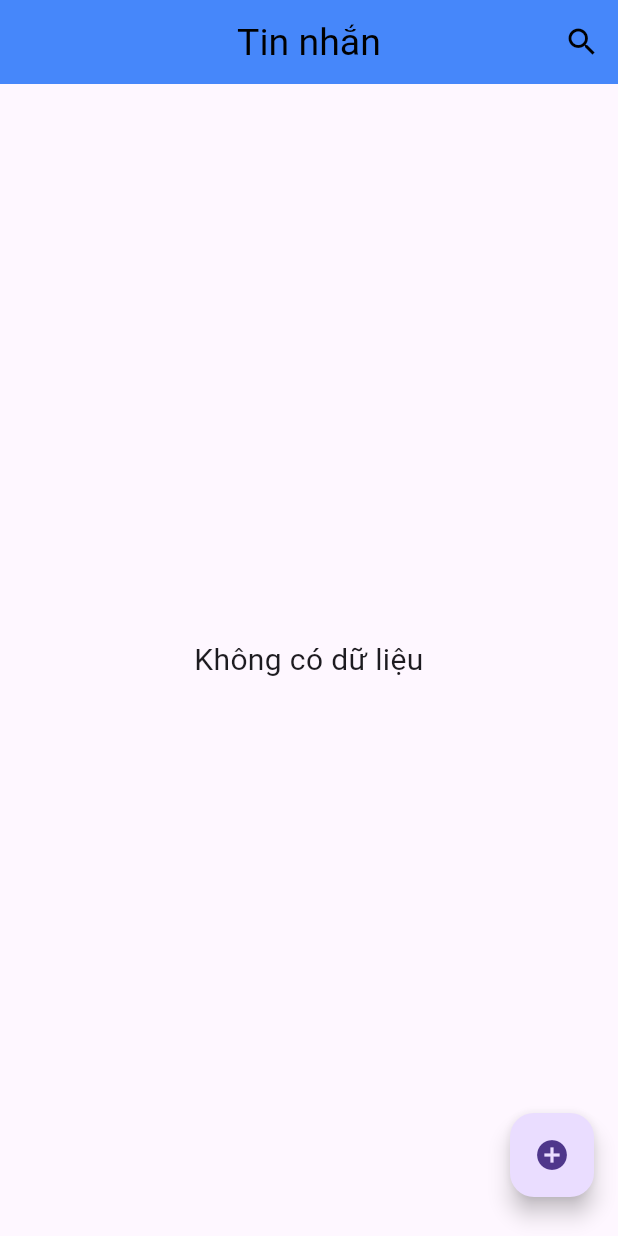
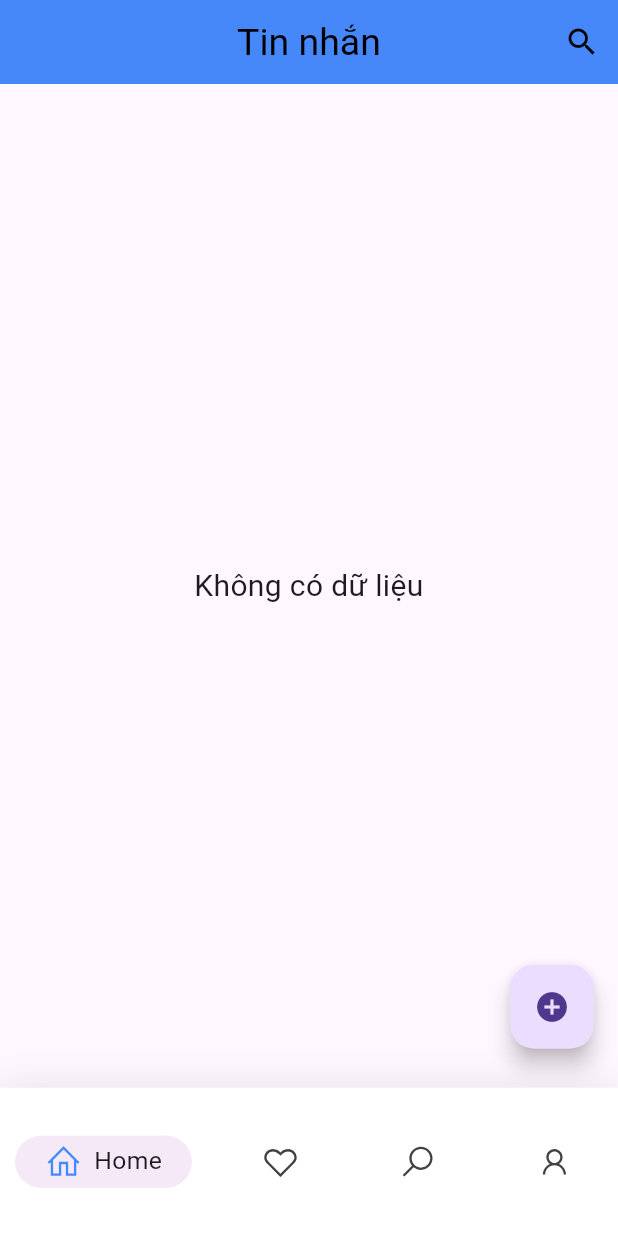
Before and after one commit to TienActor/Code-app-tin-nhan, a Flutter app: the HomeScreen screen opened directly, on a phone screen of 412 x 824 dp. Run offline on Flutter 3.47's test engine with Material 3 defaults, Android fonts, the phone set to English and light mode, and no system bars; drawn by our look-alikes of google_nav_bar; our stand-ins replace cached_network_image, cloud_firestore, firebase_auth, firebase_core, google_sign_in, line_icons; accounts and stored records are empty.

Commit message:
Bai 20 21 22

```diff
--- a/lib/auth/splash_screen.dart
+++ b/lib/auth/splash_screen.dart
@@ -3,7 +3,7 @@ import 'dart:developer';
 import 'package:firebase_auth/firebase_auth.dart';
 import 'package:flutter/material.dart';
 import 'package:flutter/services.dart';
-import 'package:test_121/auth/loginscreen.dart';
+import 'package:test_121/auth/login_screen.dart';
 // ignore: unused_import
 import 'package:test_121/chat/messenger.dart';
 
--- a/lib/chat/messenger.dart
+++ b/lib/chat/messenger.dart
@@ -2,10 +2,15 @@
 // import 'dart:developer';
 // import 'dart:html';
 
+import 'dart:developer';
+
 import 'package:firebase_auth/firebase_auth.dart';
 import 'package:flutter/material.dart';
+import 'package:google_nav_bar/google_nav_bar.dart';
 import 'package:google_sign_in/google_sign_in.dart';
+import 'package:line_icons/line_icons.dart';
 import 'package:test_121/api/apis.dart';
+import 'package:test_121/auth/profile_screen.dart';
 import 'package:test_121/models/chat_user.dart';
 import 'package:test_121/widgets/chat_user_card.dart';
 // import 'package:test_121/main.dart';
@@ -21,8 +26,18 @@ class HomeScreen extends StatefulWidget {
 class _HomeScreenState extends State<HomeScreen> {
   List<ChatUser> list = [];
 
+  int _selectedIndex = 0; // Index của tab hiện tại
+  final PageController _pageController = PageController();
   @override
   Widget build(BuildContext context) {
+    // Sử dụng MediaQuery để lấy thông tin kích thước màn hình
+    double screenWidth = MediaQuery.of(context).size.width;
+    double screenHeight = MediaQuery.of(context).size.height;
+    // Điều chỉnh kích thước dựa trên kích thước màn hình
+    double iconSize = screenWidth * 0.06; // Khoảng 6% chiều rộng màn hình
+    double fontSize = screenHeight * 0.02; // Khoảng 2% chiều cao màn hình
+    double tabBarHeight = screenHeight * 0.12; // Khoảng 12% chiều cao màn hình
+
     return Scaffold(
       appBar: AppBar(
         centerTitle: true,
@@ -35,7 +50,16 @@ class _HomeScreenState extends State<HomeScreen> {
               fontSize: 25,
             )),
         //them icon search va phim chuc nang cho icon
-        actions: [IconButton(onPressed: () {}, icon: const Icon(Icons.search))],
+        actions: [
+          IconButton(
+              onPressed: () {
+                Navigator.push(
+                    context,
+                    MaterialPageRoute(
+                        builder: (_) => ProfileScreen(user: list[0])));
+              },
+              icon: const Icon(Icons.search))
+        ],
         backgroundColor: Colors.blueAccent,
         iconTheme: const IconThemeData(color: Colors.black),
         actionsIconTheme: const IconThemeData(),
@@ -53,43 +77,97 @@ class _HomeScreenState extends State<HomeScreen> {
       ),
 
       body: StreamBuilder(
+        // xử lý dữ liệu từ firebase và hiển thị lên màn hình
         stream: APIs.firebaseFirestore.collection('users').snapshots(),
         builder: (context, snapshot) {
-          switch (snapshot.connectionState) {
-            // if data is loading
-            case ConnectionState.waiting:
-            case ConnectionState.none:
-              return const Center(
-                child: CircularProgressIndicator(),
-              );
+          if (snapshot.hasError) {
+            log('Error loading users: ${snapshot.error}');
+            return Center(child: Text('Error: ${snapshot.error}'));
+          }
 
-            //if some or all data is loaded then show it
-            case ConnectionState.active:
-            case ConnectionState.done:
+          if (snapshot.connectionState == ConnectionState.waiting ||
+              snapshot.connectionState == ConnectionState.none) {
+            return const Center(child: CircularProgressIndicator());
+          }
+
           final data = snapshot.data?.docs;
+          list = data?.map((e) => ChatUser.fromJson(e.data())).toList() ?? [];
 
-              list =
-                  data?.map((e) => ChatUser.fromJson(e.data())).toList() ?? [];
           if (list.isNotEmpty) {
-                // Hiển thị danh sách người dùng nếu list không rỗng.
+            // Show user list if it is not empty.
             return ListView.builder(
               itemCount: list.length,
               itemBuilder: (context, index) {
-                    return ChatUserCard(user: list[index]);
+                final user = list[index];
+                // You could add your image loading listener here if needed.
+                // However, avoid creating it in every build call.
+                // Instead, consider using a state management solution.
+                return ChatUserCard(user: user);
               },
             );
-                // TODO: Handle this case.
           } else {
+            // Show this when the list is empty.
             return const Center(
               child: Text(
                 'Không có dữ liệu',
                 textAlign: TextAlign.center,
                 style: TextStyle(fontSize: 20),
-                ));
-              }
+              ),
+            );
           }
         },
       ),
-    ); // Thay thế bằng widget của bạn
+
+      bottomNavigationBar: Container(
+        height: tabBarHeight,
+        padding: const EdgeInsets.symmetric(
+            horizontal: 10, vertical: 5), // Thêm padding nếu cần
+        decoration: BoxDecoration(
+          color: Colors.white,
+          boxShadow: [
+            BoxShadow(blurRadius: 20, color: Colors.black.withOpacity(0.1)),
+          ],
+        ),
+        child: GNav(
+          rippleColor:
+              Colors.grey[800]!, // tab button ripple color when pressed
+          hoverColor: Colors.grey[700]!, // tab button hover color
+          gap: 8,
+          activeColor: Colors.blueAccent, // selected icon and text color
+          iconSize: iconSize,
+          padding: const EdgeInsets.symmetric(
+              horizontal: 20, vertical: 5), // navigation bar padding
+          duration: const Duration(milliseconds: 300), // tab animation duration
+          tabBackgroundColor:
+              Colors.purple.withOpacity(0.1), // selected tab background color
+          color: Colors.grey[800], // unselected icon color
+          textStyle: TextStyle(fontSize: fontSize),
+          tabs: const [
+            GButton(
+              icon: LineIcons.home,
+              text: 'Home',
+            ),
+            GButton(
+              icon: LineIcons.heart,
+              text: 'Likes',
+            ),
+            GButton(
+              icon: LineIcons.search,
+              text: 'Search',
+            ),
+            GButton(
+              icon: LineIcons.user,
+              text: 'Profile',
+            ),
+          ],
+          selectedIndex: _selectedIndex,
+          onTabChange: (index) {
+            setState(() {
+              _selectedIndex = index;
+            });
+          },
+        ),
+      ),
+    );
   }
 }
--- a/lib/main.dart
+++ b/lib/main.dart
@@ -1,15 +1,15 @@
 //import 'package:app_movie_tie/chat/messenger.dart';
 import 'package:flutter/material.dart';
 // ignore: unused_import
-import 'package:test_121/auth/loginscreen.dart';
+import 'package:test_121/auth/login_screen.dart';
 
 // fire base import
 import 'package:firebase_core/firebase_core.dart';
 import 'package:flutter/services.dart';
 import 'package:test_121/auth/splash_screen.dart';
-//import 'firebase_options.dart';
 
-late Size mq=Size.zero;
+// late Size mq=Size.zero;
+late Size mq;
 
 void main() async {
 
--- a/lib/models/chat_user.dart
+++ b/lib/models/chat_user.dart
@@ -19,6 +19,10 @@ class ChatUser {
   late final bool isOnline;
   late final String email;
   late final String pushToken;
+
+
+
+
 
   ChatUser.fromJson(Map<String, dynamic> json){
     image = json['image'] ?? '';
```
Also changed, not shown: lib/api/apis.dart (+16 -2 lines), lib/auth/login_screen.dart (renamed from lib/auth/loginscreen.dart, +9 -1 lines), lib/auth/profile_screen.dart (added, +136 -0 lines), lib/widgets/chat_user_card.dart (+51 -9 lines), pubspec.yaml (+9 -1 lines), pubspec.lock, 2 other files. Lines whose indentation alone changed are shown as unchanged.
